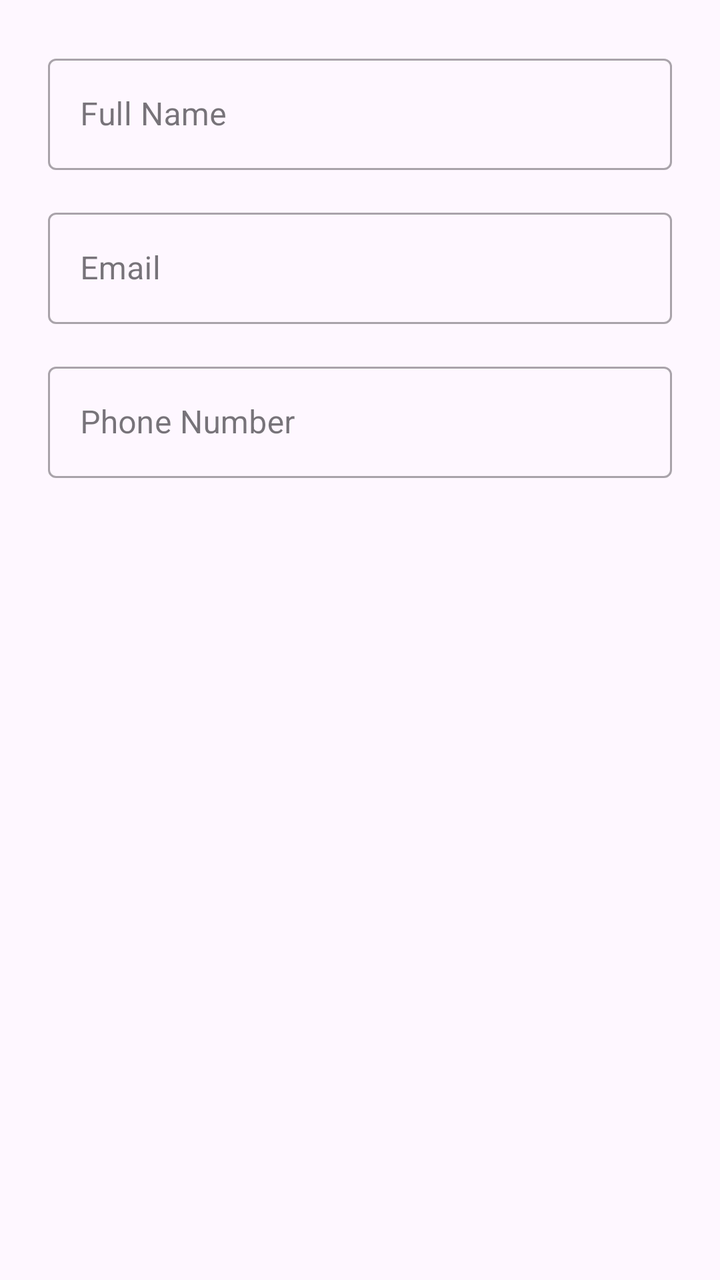
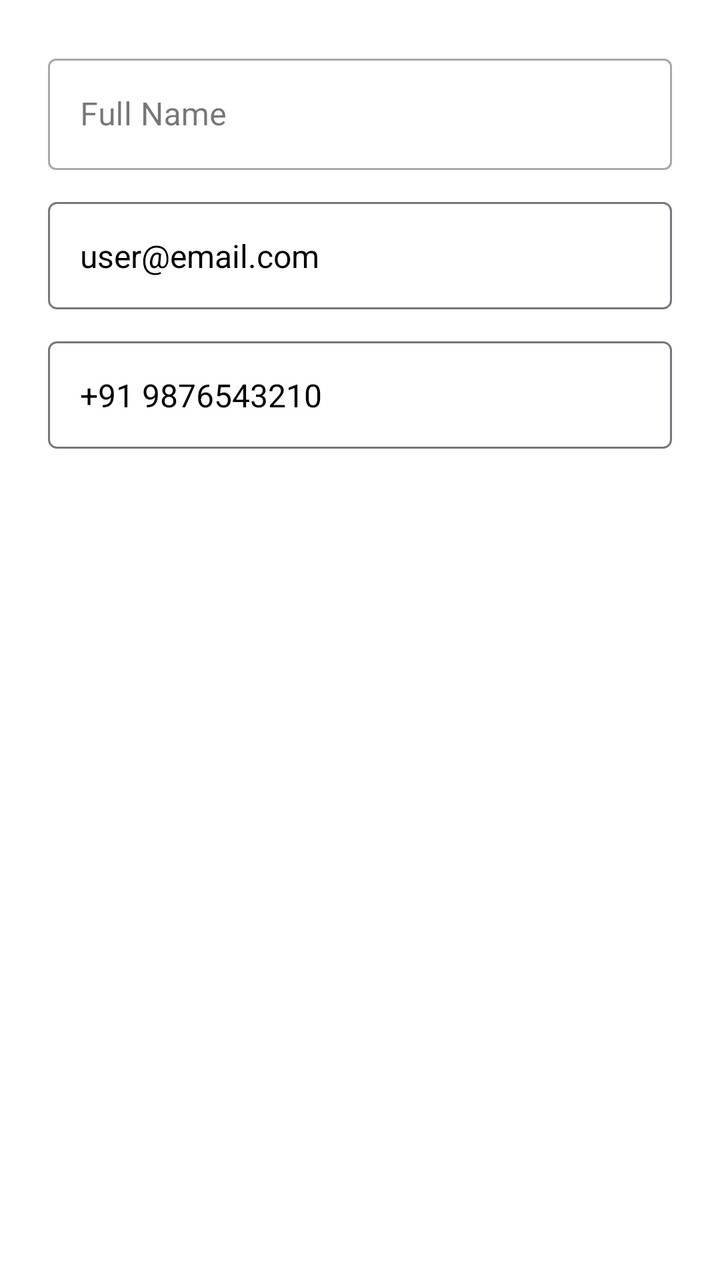

The first picture is an Android layout as it rendered before a commit; the second is the same layout after the commit. The layout source and the unified diff follow.
<!-- AndroidManifest.xml: application theme Theme.MyVisionMate -->
<!-- res/layout/dialog_edit_profile.xml -->
<?xml version="1.0" encoding="utf-8"?>
<LinearLayout xmlns:android="http://schemas.android.com/apk/res/android"
    xmlns:app="http://schemas.android.com/apk/res-auto"
    android:layout_width="match_parent"
    android:layout_height="wrap_content"
    android:orientation="vertical"
    android:padding="24dp">

    <com.google.android.material.textfield.TextInputLayout
        android:layout_width="match_parent"
        android:layout_height="wrap_content"
        android:hint="Full Name"
        style="@style/Widget.MaterialComponents.TextInputLayout.OutlinedBox">

        <com.google.android.material.textfield.TextInputEditText
            android:id="@+id/etProfileName"
            android:layout_width="match_parent"
            android:layout_height="wrap_content"
            android:inputType="textPersonName"/>

    </com.google.android.material.textfield.TextInputLayout>

    <com.google.android.material.textfield.TextInputLayout
        android:layout_width="match_parent"
        android:layout_height="wrap_content"
        android:layout_marginTop="16dp"
        android:hint="Email"
        style="@style/Widget.MaterialComponents.TextInputLayout.OutlinedBox">

        <com.google.android.material.textfield.TextInputEditText
            android:id="@+id/etProfileEmail"
            android:layout_width="match_parent"
            android:layout_height="wrap_content"
            android:inputType="textEmailAddress"/>

    </com.google.android.material.textfield.TextInputLayout>

    <com.google.android.material.textfield.TextInputLayout
        android:layout_width="match_parent"
        android:layout_height="wrap_content"
        android:layout_marginTop="16dp"
        android:hint="Phone Number"
        app:prefixText="+91 "
        style="@style/Widget.MaterialComponents.TextInputLayout.OutlinedBox">

        <com.google.android.material.textfield.TextInputEditText
            android:id="@+id/etProfilePhone"
            android:layout_width="match_parent"
            android:layout_height="wrap_content"
            android:inputType="phone"
            android:maxLength="10"/>

    </com.google.android.material.textfield.TextInputLayout>

</LinearLayout>
<!-- resources referenced by this layout -->
<resources>
  <style name="Theme.MyVisionMate" parent="Base.Theme.MyVisionMate" />
  <style name="Base.Theme.MyVisionMate" parent="Theme.Material3.DayNight.NoActionBar">
          
          
      </style>
</resources>

<!-- the commit's change to res/layout/dialog_edit_profile.xml (unified diff, before → after) -->
@@ -1,7 +1,7 @@
 <?xml version="1.0" encoding="utf-8"?>
 <LinearLayout xmlns:android="http://schemas.android.com/apk/res/android"
-    xmlns:app="http://schemas.android.com/apk/res-auto"
     android:layout_width="match_parent"
+    android:background="#FFFFFF"
     android:layout_height="wrap_content"
     android:orientation="vertical"
     android:padding="24dp">
@@ -20,36 +20,31 @@
 
     </com.google.android.material.textfield.TextInputLayout>
 
-    <com.google.android.material.textfield.TextInputLayout
+    <TextView
+        android:id="@+id/tvProfileEmail"
         android:layout_width="match_parent"
         android:layout_height="wrap_content"
         android:layout_marginTop="16dp"
-        android:hint="Email"
-        style="@style/Widget.MaterialComponents.TextInputLayout.OutlinedBox">
+        android:text="user@email.com"
+        android:textSize="16sp"
+        android:textColor="@android:color/black"
+        android:padding="16dp"
+        android:background="@drawable/bg_outline"
+        android:contentDescription="User email" />
 
-        <com.google.android.material.textfield.TextInputEditText
-            android:id="@+id/etProfileEmail"
-            android:layout_width="match_parent"
-            android:layout_height="wrap_content"
-            android:inputType="textEmailAddress"/>
 
-    </com.google.android.material.textfield.TextInputLayout>
 
-    <com.google.android.material.textfield.TextInputLayout
+    <TextView
+        android:id="@+id/tvProfilePhone"
         android:layout_width="match_parent"
         android:layout_height="wrap_content"
         android:layout_marginTop="16dp"
-        android:hint="Phone Number"
-        app:prefixText="+91 "
-        style="@style/Widget.MaterialComponents.TextInputLayout.OutlinedBox">
+        android:text="+91 9876543210"
+        android:textSize="16sp"
+        android:textColor="@android:color/black"
+        android:padding="16dp"
+        android:background="@drawable/bg_outline"
+        android:contentDescription="User phone number" />
 
-        <com.google.android.material.textfield.TextInputEditText
-            android:id="@+id/etProfilePhone"
-            android:layout_width="match_parent"
-            android:layout_height="wrap_content"
-            android:inputType="phone"
-            android:maxLength="10"/>
-
-    </com.google.android.material.textfield.TextInputLayout>
 
 </LinearLayout>
<!-- resource entries referenced after the edit -->
@@ -1,5 +1,13 @@
 <!-- resources referenced by this layout -->
 <resources>
+  <!-- drawable bg_outline (drawable) -->
+  <shape xmlns:android="http://schemas.android.com/apk/res/android">
+      <solid android:color="@android:color/transparent"/>
+      <stroke
+          android:width="1dp"
+          android:color="?attr/colorOutline"/>
+      <corners android:radius="4dp"/>
+  </shape>
   <style name="Theme.MyVisionMate" parent="Base.Theme.MyVisionMate" />
   <style name="Base.Theme.MyVisionMate" parent="Theme.Material3.DayNight.NoActionBar">
           
